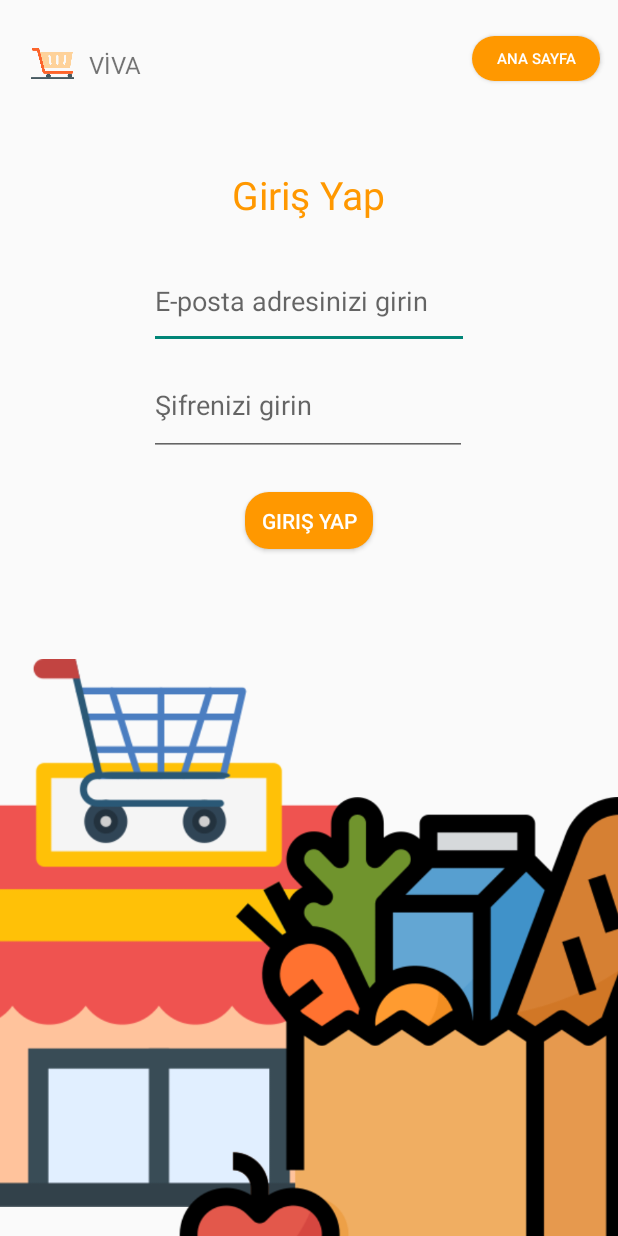
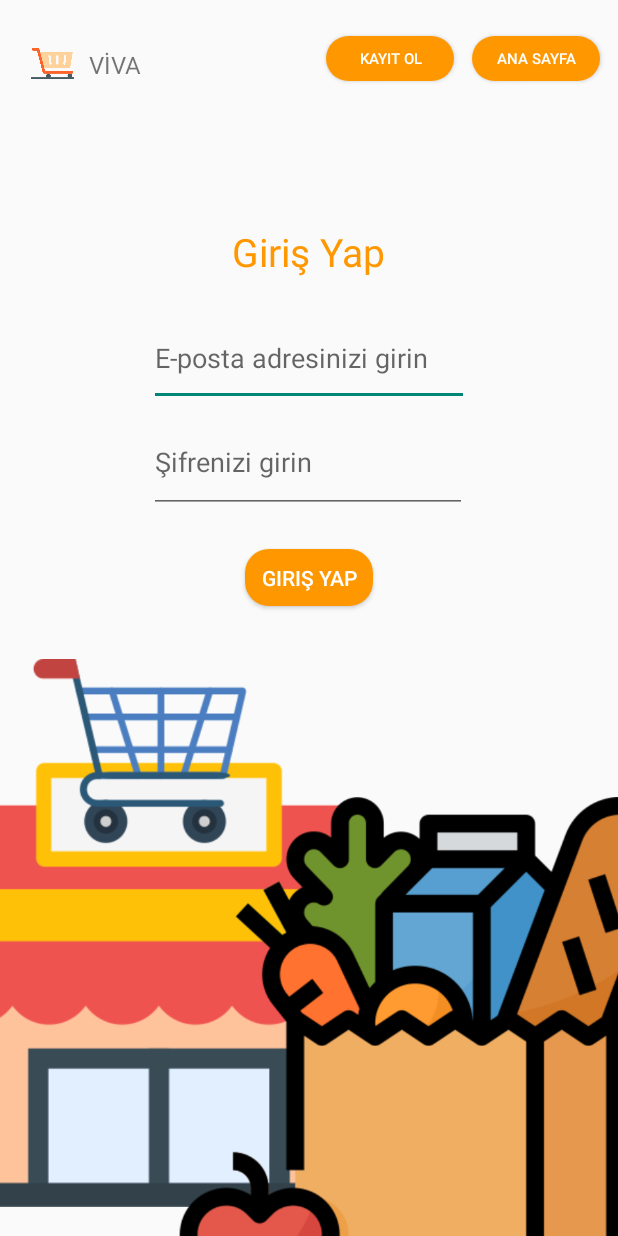
Before and after one commit to EmrhnOZCN/vivaapp-mobile, an Android app: the LoginActivity screen opened directly, with no data from a screen before it, on a phone screen of 412 x 824 dp. Run offline under Robolectric (Android 15) with nearby library versions, the phone set to English and light mode, and no system bars.

```diff
--- a/app/src/main/AndroidManifest.xml
+++ b/app/src/main/AndroidManifest.xml
@@ -19,10 +19,10 @@
             android:name=".ui.ChatbotActivity"
             android:exported="false" />
         <activity
-            android:name=".ui.RegisterActivity"
+            android:name=".ui.register.RegisterActivity"
             android:exported="false" />
         <activity
-            android:name=".ui.LoginActivity"
+            android:name=".ui.login.LoginActivity"
             android:exported="false" />
         <activity
             android:name=".MainActivity"
--- a/app/src/main/java/com/example/vivaapp_mobile/ui/home/HomeFragment.java
+++ b/app/src/main/java/com/example/vivaapp_mobile/ui/home/HomeFragment.java
@@ -10,7 +10,7 @@ import androidx.annotation.NonNull;
 import androidx.fragment.app.Fragment;
 import androidx.lifecycle.ViewModelProvider;
 
-import com.example.vivaapp_mobile.ui.LoginActivity;
+import com.example.vivaapp_mobile.ui.login.LoginActivity;
 
 import com.example.vivaapp_mobile.databinding.FragmentHomeBinding;
 import com.example.vivaapp_mobile.ui.chatbot.ChatbotActivity;
--- a/app/src/main/java/com/example/vivaapp_mobile/ui/LoginActivity.java
+++ b/app/src/main/java/com/example/vivaapp_mobile/ui/login/LoginActivity.java
@@ -1,4 +1,4 @@
-package com.example.vivaapp_mobile.ui;
+package com.example.vivaapp_mobile.ui.login;
 
 import android.content.Intent;
 import android.os.Bundle;
@@ -6,8 +6,8 @@ import androidx.appcompat.app.AppCompatActivity;
 import android.view.View;
 
 import com.example.vivaapp_mobile.MainActivity;
-import com.example.vivaapp_mobile.R;
 import com.example.vivaapp_mobile.databinding.ActivityLoginBinding;
+import com.example.vivaapp_mobile.ui.register.RegisterActivity;
 
 public class LoginActivity extends AppCompatActivity {
 
@@ -25,6 +25,14 @@ public class LoginActivity extends AppCompatActivity {
                 startActivity(intent);
             }
         });
+
+        binding.kayitOl.setOnClickListener(new View.OnClickListener() {
+            @Override
+            public void onClick(View v) {
+                Intent intent = new Intent(LoginActivity.this, RegisterActivity.class);
+                startActivity(intent);
+            }
+        });
     }
 
 }
--- a/app/src/main/res/layout/activity_login.xml
+++ b/app/src/main/res/layout/activity_login.xml
@@ -5,7 +5,7 @@
     android:id="@+id/main"
     android:layout_width="match_parent"
     android:layout_height="match_parent"
-    tools:context=".ui.LoginActivity">
+    tools:context=".ui.login.LoginActivity">
 
 
     <Button
@@ -24,6 +24,24 @@
         app:layout_constraintEnd_toEndOf="parent"
         app:layout_constraintTop_toTopOf="parent" />
 
+
+    <Button
+        android:id="@+id/kayitOl"
+        android:layout_width="85dp"
+        android:layout_height="30dp"
+        android:layout_marginTop="24dp"
+        android:layout_marginEnd="12dp"
+
+        android:background="@drawable/rounded_button_background"
+        android:text="Kayıt Ol"
+        android:textColor="@color/white"
+
+
+        android:textSize="10sp"
+        app:layout_constraintEnd_toStartOf="@+id/anasayfaDon"
+
+
+        app:layout_constraintTop_toTopOf="parent" />
 
     <TextView
         android:id="@+id/textView"
@@ -101,7 +119,7 @@
         android:id="@+id/textView2"
         android:layout_width="110dp"
         android:layout_height="49dp"
-        android:layout_marginTop="112dp"
+        android:layout_marginTop="150dp"
         android:text="Giriş Yap"
         android:textAlignment="center"
         android:textColor="#FF9800"
--- a/app/src/main/res/layout/activity_register.xml
+++ b/app/src/main/res/layout/activity_register.xml
@@ -5,7 +5,7 @@
     android:id="@+id/main"
     android:layout_width="match_parent"
     android:layout_height="match_parent"
-    tools:context=".ui.RegisterActivity">
+    tools:context=".ui.register.RegisterActivity">
 
 
     <Button
```
Also changed, not shown: app/src/main/java/com/example/vivaapp_mobile/ui/RegisterActivity.java (deleted, +0 -26 lines), app/src/main/java/com/example/vivaapp_mobile/ui/chatbot/ChatbotActivity.java (+22 -14 lines), app/src/main/java/com/example/vivaapp_mobile/ui/register/RegisterActivity.java (added, +42 -0 lines).
